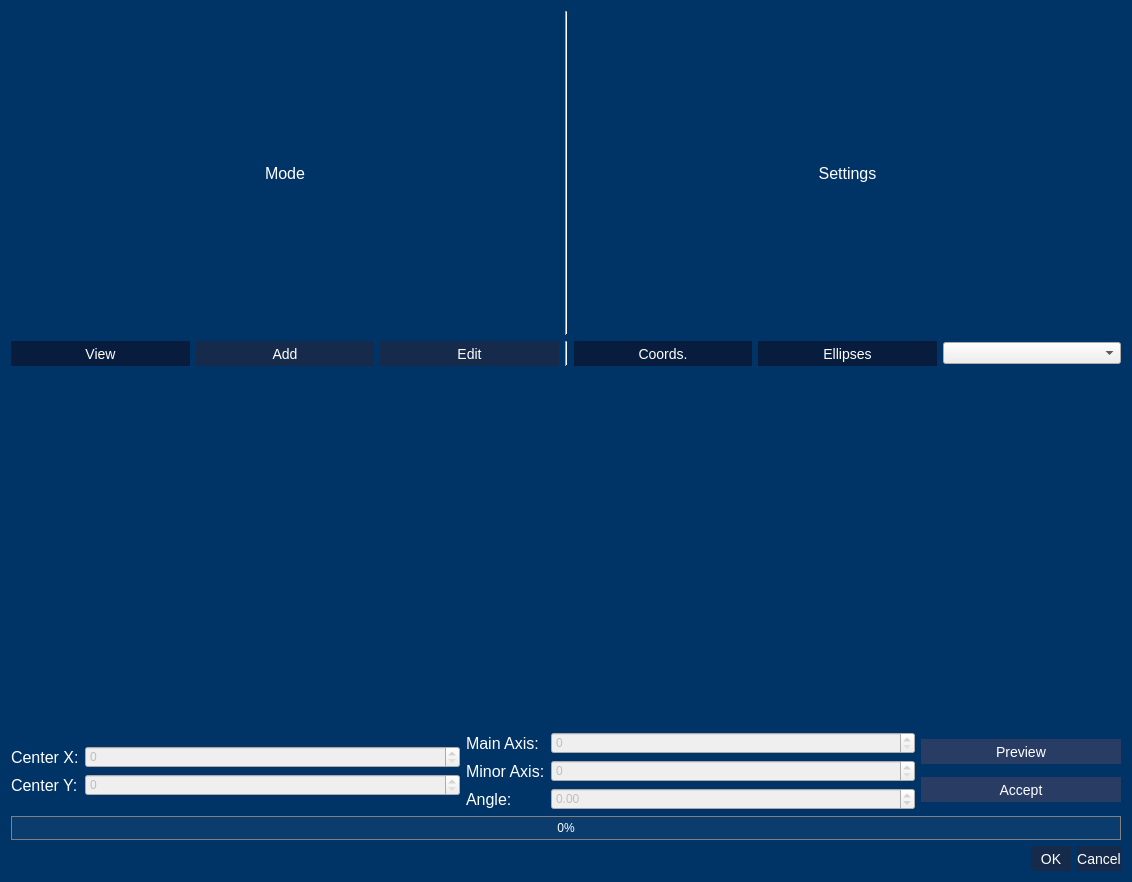
The window that gui/definitions/result_editor_dialog.ui (SilMon/NucDetect) describes before a commit, drawn with Qt 5.
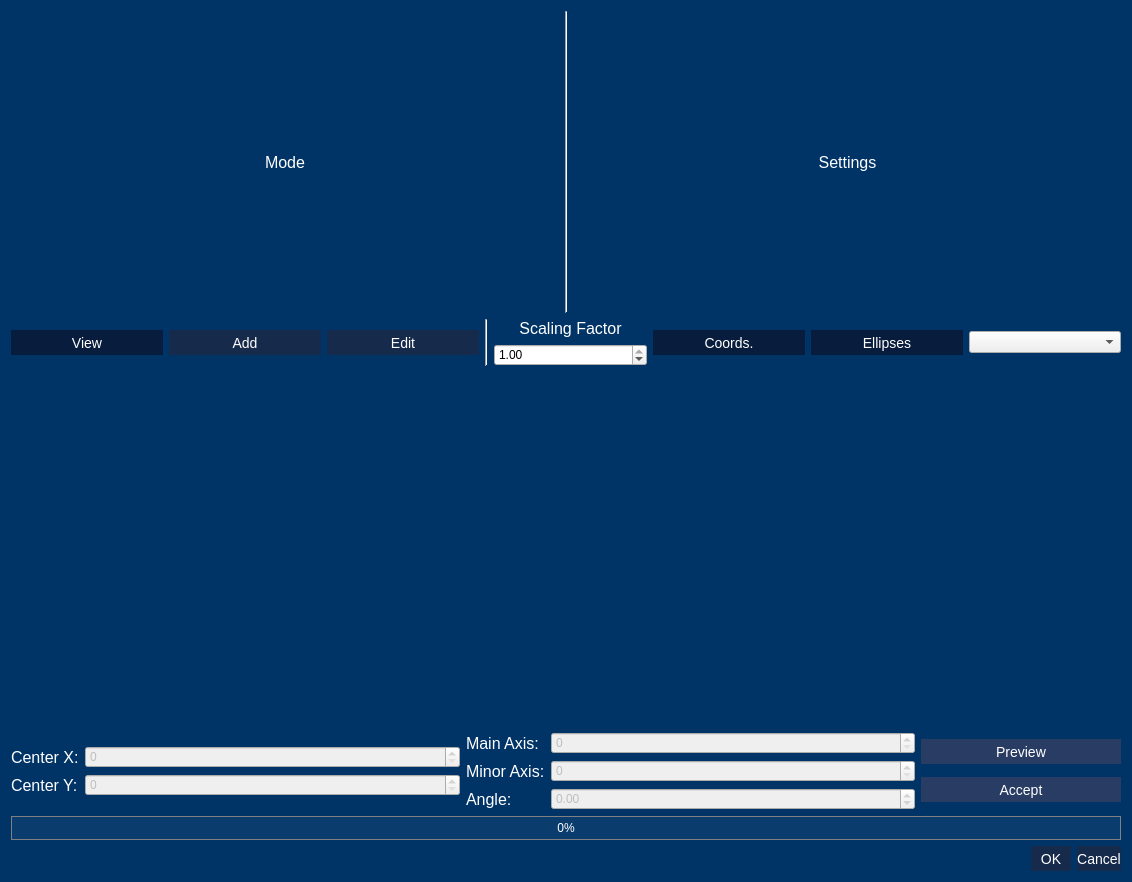
The same window after the commit.

Commit message: Small fixes for settigs window

The edit to the form file:
```diff
--- a/gui/definitions/result_editor_dialog.ui
+++ b/gui/definitions/result_editor_dialog.ui
@@ -200,6 +200,33 @@
          </property>
         </widget>
        </item>
+       <item>
+        <layout class="QVBoxLayout" name="verticalLayout_2" stretch="0,0">
+         <item>
+          <widget class="QLabel" name="label_2">
+           <property name="text">
+            <string>Scaling Factor</string>
+           </property>
+           <property name="alignment">
+            <set>Qt::AlignCenter</set>
+           </property>
+          </widget>
+         </item>
+         <item>
+          <widget class="QDoubleSpinBox" name="spb_sizeFactor">
+           <property name="maximum">
+            <double>1.000000000000000</double>
+           </property>
+           <property name="singleStep">
+            <double>0.010000000000000</double>
+           </property>
+           <property name="value">
+            <double>1.000000000000000</double>
+           </property>
+          </widget>
+         </item>
+        </layout>
+       </item>
        <item>
         <widget class="QPushButton" name="btn_coords">
          <property name="maximumSize">
```
The commit also changes 6 other files.
